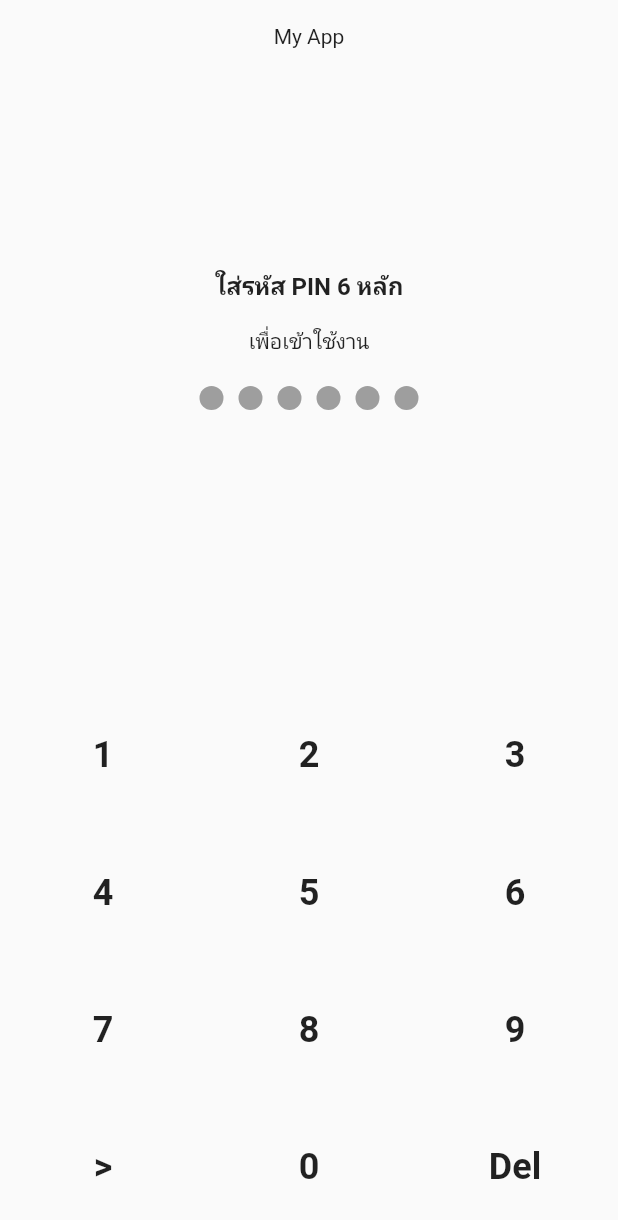
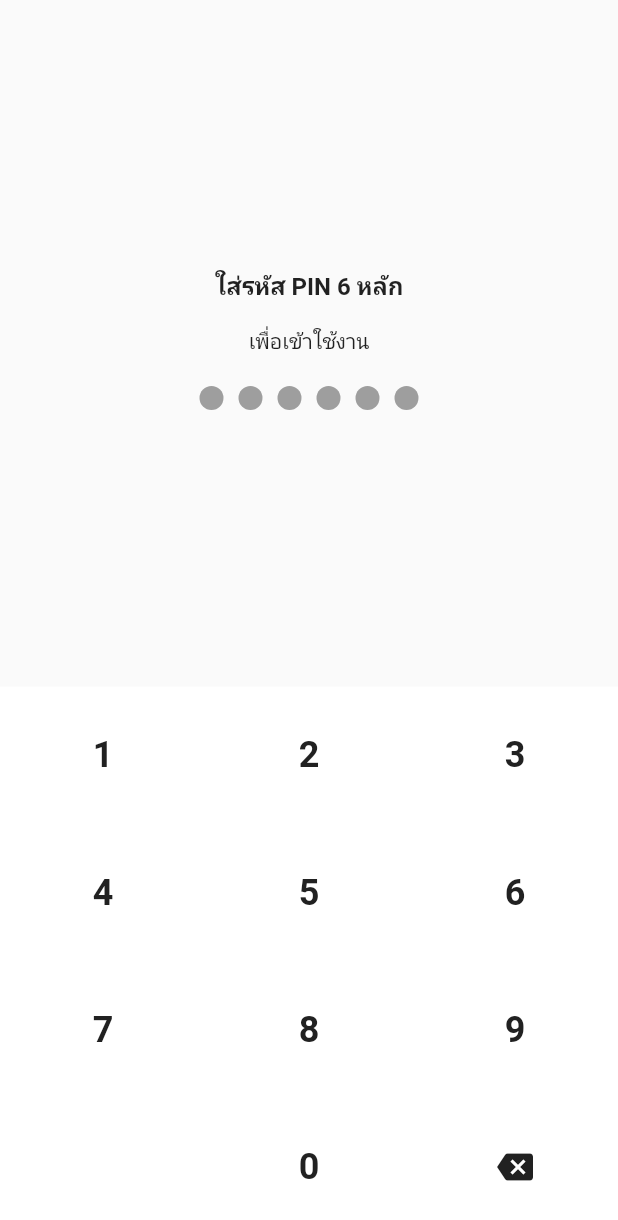
Before and after one commit to KalimaPz/flutter-clean-template-with-api-logger-tools, a Flutter app: the screen it shows after launch, on a phone screen of 412 x 824 dp. Shown: the top 1220 px of the screen. Run offline on Flutter 3.47's test engine with Material 2 defaults, Android fonts, the phone set to English and light mode, and no system bars; our stand-ins replace dio, flutter_dotenv, flutter_easyloading; missing offline and left inert: flutter_flushbar.

Commit message:
customizable pin page

```diff
--- a/lib/screens/pin.dart
+++ b/lib/screens/pin.dart
@@ -6,12 +6,18 @@ class PinPage extends StatefulWidget {
   final int digit;
   final Color activeColor;
   final Color inactiveColor;
-  const PinPage({
-    super.key,
+  final Widget? header;
+
+  final Widget? otherButton;
+  final VoidCallback? onOther;
+  const PinPage(
+      {super.key,
       this.digit = 6,
       this.activeColor = Colors.blue,
       this.inactiveColor = Colors.grey,
-  });
+      this.header,
+      this.otherButton,
+      this.onOther});
 
   @override
   State<PinPage> createState() => _PinPageState();
@@ -19,9 +25,15 @@ class PinPage extends StatefulWidget {
 
 class _PinPageState extends State<PinPage> {
   String pin = "";
-  InkWell numpad(String value) {
-    return InkWell(
-      onTap: () {
+  TextButton numpad(String value,
+      {Widget? child, VoidCallback? overrideOnTap}) {
+    return TextButton(
+      style: TextButton.styleFrom(foregroundColor: Colors.grey[900]),
+      onPressed: () {
+        if (overrideOnTap == null) {
+          if (value == "Other") {
+            return;
+          }
           if (value == "Del") {
             if (pin.isNotEmpty) {
               setState(() {
@@ -46,11 +58,16 @@ class _PinPageState extends State<PinPage> {
               }
             }
           }
+        } else {
+          overrideOnTap();
+        }
       },
       child: Container(
         // color: Colors.blue,
         alignment: Alignment.center,
-        child: Text(
+        decoration: BoxDecoration(borderRadius: BorderRadius.circular(50)),
+        child: child ??
+            Text(
               value,
               style: const TextStyle(fontSize: 24, fontWeight: FontWeight.w600),
             ),
@@ -76,7 +93,7 @@ class _PinPageState extends State<PinPage> {
                 alignment: Alignment.topCenter,
                 child: Container(
                   padding: const EdgeInsets.only(top: 16),
-                  child: Text('My App'),
+                  child: widget.header,
                 )),
             Column(
               children: [
@@ -110,7 +127,7 @@ class _PinPageState extends State<PinPage> {
                   ],
                 )),
                 Container(
-                  // decoration: BoxDecoration(color: widget.inactiveColor[200]),
+                  decoration: const BoxDecoration(color: Colors.white),
                   child: GridView.count(
                     shrinkWrap: true,
                     crossAxisCount: 3,
@@ -125,9 +142,15 @@ class _PinPageState extends State<PinPage> {
                       numpad("7"),
                       numpad("8"),
                       numpad("9"),
-                      numpad(">"),
+                      widget.onOther != null
+                          ? numpad(
+                              "Other",
+                              child: widget.otherButton ?? const Text('Other'),
+                              overrideOnTap: widget.onOther,
+                            )
+                          : Container(),
                       numpad("0"),
-                      numpad("Del"),
+                      numpad("Del", child: const Icon(Icons.backspace)),
                     ],
                   ),
                 ),
--- a/pubspec.yaml
+++ b/pubspec.yaml
@@ -12,6 +12,7 @@ dependencies:
   flutter:
     sdk: flutter
 
+  google_fonts: ^4.0.3
   dio: ^5.0.0
   provider: ^6.0.5
   shared_preferences: ^2.0.17
```
Lines whose indentation alone changed are shown as unchanged.
